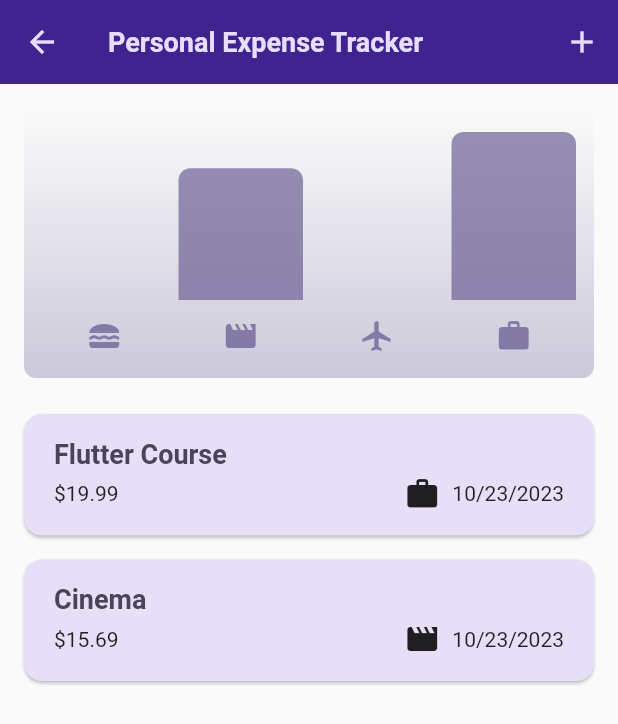
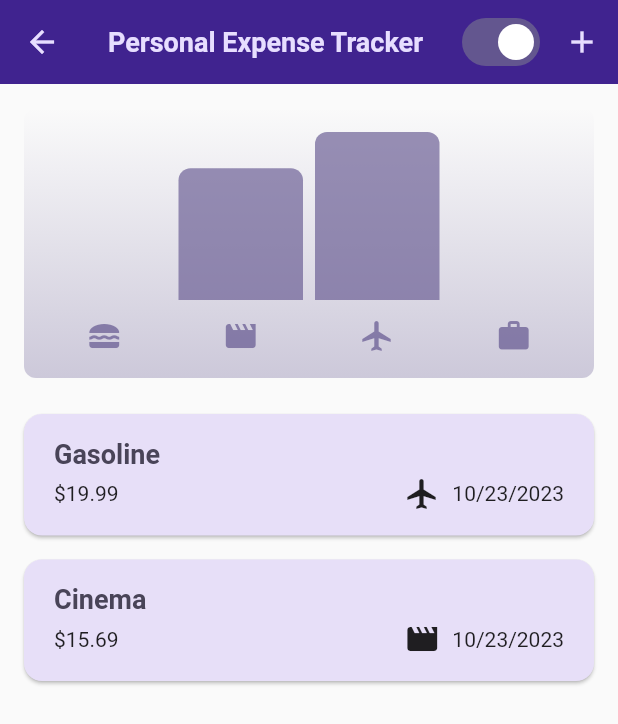
Before and after one commit to DimitarTsvetkov/expense_tracker, a Flutter app: the Expenses screen opened directly, on a phone screen of 412 x 824 dp. Shown: the top 724 px of the screen. Run offline on Flutter 3.47's test engine with Material 2 defaults, Android fonts, the phone set to English and light mode, and no system bars; our stand-ins replace google_fonts, shared_preferences; accounts and stored records are empty.

Commit message:
[us-6]-adding-theme-button-and-provider-todo

```diff
--- a/lib/widgets/expenses.dart
+++ b/lib/widgets/expenses.dart
@@ -14,16 +14,21 @@ class Expenses extends StatefulWidget {
 class _Expenses extends State<Expenses> {
   final List<Expense> _registeredExpenses = [
     Expense(
-        title: 'Flutter Course',
+        title: 'Gasoline',
         amount: 19.99,
         date: DateTime.now(),
-        category: Category.work),
+        category: Category.travel),
     Expense(
         title: 'Cinema',
         amount: 15.69,
         date: DateTime.now(),
         category: Category.leisure),
   ];
+  bool _isOn = true;
+
+  void toggle() {
+    setState(() => _isOn = !_isOn);
+  }
 
   void _openAddExpensesOverlay() {
     showModalBottomSheet(
@@ -76,12 +81,20 @@ class _Expenses extends State<Expenses> {
       );
     }
     return Scaffold(
-      appBar: AppBar(title: const Text('Personal Expense Tracker'), actions: [
-        IconButton(
-          onPressed: _openAddExpensesOverlay,
-          icon: const Icon(Icons.add),
-        ),
-      ]),
+      appBar: AppBar(
+        title: const Text('Personal Expense Tracker'),
+        actions: [
+          Switch(
+              value: _isOn,
+              onChanged: (val) {
+                toggle();
+              }),
+          IconButton(
+            onPressed: _openAddExpensesOverlay,
+            icon: const Icon(Icons.add),
+          ),
+        ],
+      ),
       body: Column(
         children: [
           Chart(expenses: _registeredExpenses),
--- a/pubspec.yaml
+++ b/pubspec.yaml
@@ -38,6 +38,8 @@ dependencies:
   uuid: ^4.1.0
   intl: ^0.18.1
   google_fonts: ^6.1.0
+  provider:
+  shared_preferences:
 
 dev_dependencies:
   flutter_test:
```
Also changed, not shown: lib/models/theme_model.dart (added, +25 -0 lines), lib/widgets/themes/theme_preferences.dart (added, +15 -0 lines), pubspec.lock, 1 other file.
